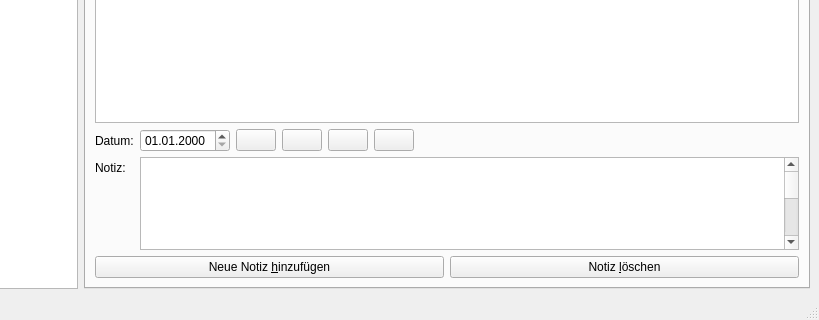
Above: src/gui/mainwindow/mainwindow.ui from doitux/qupil before the change; both pictures show x 181 to 1000 and y 317 to 637 of the 1000 by 637 pixel window. Below: the same form after it.
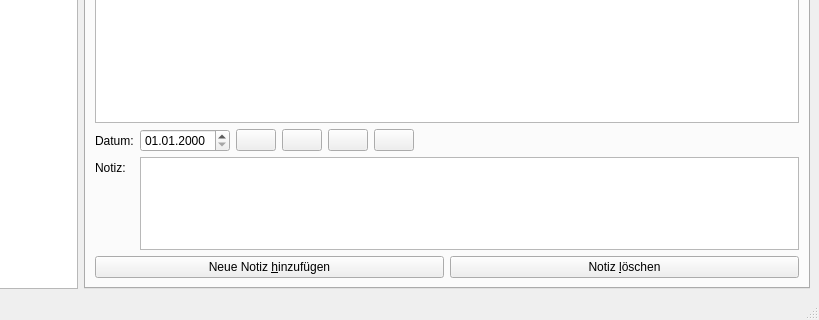
That is the form after the change. The open tabs and pages were chosen to show the change. Icons and pictures are not drawn. Custom widgets are drawn as their Qt base class.

Commit message: - next steps for #3 (too small font sizes) - new qupil logo - updated copyright information strings - added qupil.de as project website

```diff
--- a/src/gui/mainwindow/mainwindow.ui
+++ b/src/gui/mainwindow/mainwindow.ui
@@ -937,34 +937,7 @@
                  </size>
                 </property>
                 <property name="html">
-                 <string>&lt;!DOCTYPE HTML PUBLIC &quot;-//W3C//DTD HTML 4.0//EN&quot; &quot;http://www.w3.org/TR/REC-html40/strict.dtd&quot;&gt;
-&lt;html&gt;&lt;head&gt;&lt;meta name=&quot;qrichtext&quot; content=&quot;1&quot; /&gt;&lt;style type=&quot;text/css&quot;&gt;
-p, li { white-space: pre-wrap; }
-&lt;/style&gt;&lt;/head&gt;&lt;body style=&quot; font-family:'Noto Sans'; font-size:11pt; font-weight:400; font-style:normal;&quot;&gt;
-&lt;table border=&quot;0&quot; style=&quot;-qt-table-type: root; margin-top:4px; margin-bottom:4px; margin-left:4px; margin-right:4px;&quot;&gt;
-&lt;tr&gt;
-&lt;td style=&quot;border: none;&quot;&gt;
-&lt;p style=&quot;-qt-paragraph-type:empty; margin-top:0px; margin-bottom:0px; margin-left:0px; margin-right:0px; -qt-block-indent:0; text-indent:0px;&quot;&gt;&lt;br /&gt;&lt;/p&gt;
-&lt;p style=&quot;-qt-paragraph-type:empty; margin-top:0px; margin-bottom:0px; margin-left:0px; margin-right:0px; -qt-block-indent:0; text-indent:0px;&quot;&gt;&lt;br /&gt;&lt;/p&gt;
-&lt;p style=&quot;-qt-paragraph-type:empty; margin-top:0px; margin-bottom:0px; margin-left:0px; margin-right:0px; -qt-block-indent:0; text-indent:0px; font-family:'Nimbus Sans L'; font-size:8pt;&quot;&gt;&lt;br /&gt;&lt;/p&gt;
-&lt;p style=&quot;-qt-paragraph-type:empty; margin-top:0px; margin-bottom:0px; margin-left:0px; margin-right:0px; -qt-block-indent:0; text-indent:0px; font-family:'Nimbus Sans L'; font-size:8pt;&quot;&gt;&lt;br /&gt;&lt;/p&gt;
-&lt;p style=&quot;-qt-paragraph-type:empty; margin-top:0px; margin-bottom:0px; margin-left:0px; margin-right:0px; -qt-block-indent:0; text-indent:0px; font-family:'Nimbus Sans L'; font-size:8pt;&quot;&gt;&lt;br /&gt;&lt;/p&gt;
-&lt;p style=&quot;-qt-paragraph-type:empty; margin-top:0px; margin-bottom:0px; margin-left:0px; margin-right:0px; -qt-block-indent:0; text-indent:0px; font-family:'Nimbus Sans L'; font-size:8pt;&quot;&gt;&lt;br /&gt;&lt;/p&gt;
-&lt;p style=&quot;-qt-paragraph-type:empty; margin-top:0px; margin-bottom:0px; margin-left:0px; margin-right:0px; -qt-block-indent:0; text-indent:0px; font-family:'Nimbus Sans L'; font-size:8pt;&quot;&gt;&lt;br /&gt;&lt;/p&gt;
-&lt;p style=&quot;-qt-paragraph-type:empty; margin-top:0px; margin-bottom:0px; margin-left:0px; margin-right:0px; -qt-block-indent:0; text-indent:0px; font-family:'Nimbus Sans L'; font-size:8pt;&quot;&gt;&lt;br /&gt;&lt;/p&gt;
-&lt;p style=&quot;-qt-paragraph-type:empty; margin-top:0px; margin-bottom:0px; margin-left:0px; margin-right:0px; -qt-block-indent:0; text-indent:0px; font-family:'Nimbus Sans L'; font-size:8pt;&quot;&gt;&lt;br /&gt;&lt;/p&gt;
-&lt;p style=&quot;-qt-paragraph-type:empty; margin-top:0px; margin-bottom:0px; margin-left:0px; margin-right:0px; -qt-block-indent:0; text-indent:0px; font-family:'Nimbus Sans L'; font-size:8pt;&quot;&gt;&lt;br /&gt;&lt;/p&gt;
-&lt;p style=&quot;-qt-paragraph-type:empty; margin-top:0px; margin-bottom:0px; margin-left:0px; margin-right:0px; -qt-block-indent:0; text-indent:0px; font-family:'Nimbus Sans L'; font-size:8pt;&quot;&gt;&lt;br /&gt;&lt;/p&gt;
-&lt;p style=&quot;-qt-paragraph-type:empty; margin-top:0px; margin-bottom:0px; margin-left:0px; margin-right:0px; -qt-block-indent:0; text-indent:0px; font-family:'Nimbus Sans L'; font-size:8pt;&quot;&gt;&lt;br /&gt;&lt;/p&gt;
-&lt;p style=&quot;-qt-paragraph-type:empty; margin-top:0px; margin-bottom:0px; margin-left:0px; margin-right:0px; -qt-block-indent:0; text-indent:0px; font-family:'Nimbus Sans L'; font-size:8pt;&quot;&gt;&lt;br /&gt;&lt;/p&gt;
-&lt;p style=&quot;-qt-paragraph-type:empty; margin-top:0px; margin-bottom:0px; margin-left:0px; margin-right:0px; -qt-block-indent:0; text-indent:0px; font-family:'Nimbus Sans L'; font-size:8pt;&quot;&gt;&lt;br /&gt;&lt;/p&gt;
-&lt;p style=&quot;-qt-paragraph-type:empty; margin-top:0px; margin-bottom:0px; margin-left:0px; margin-right:0px; -qt-block-indent:0; text-indent:0px; font-family:'Nimbus Sans L'; font-size:8pt;&quot;&gt;&lt;br /&gt;&lt;/p&gt;
-&lt;p style=&quot;-qt-paragraph-type:empty; margin-top:0px; margin-bottom:0px; margin-left:0px; margin-right:0px; -qt-block-indent:0; text-indent:0px; font-family:'Nimbus Sans L'; font-size:8pt;&quot;&gt;&lt;br /&gt;&lt;/p&gt;
-&lt;p style=&quot;-qt-paragraph-type:empty; margin-top:0px; margin-bottom:0px; margin-left:0px; margin-right:0px; -qt-block-indent:0; text-indent:0px; font-family:'Nimbus Sans L'; font-size:8pt;&quot;&gt;&lt;br /&gt;&lt;/p&gt;
-&lt;p style=&quot;-qt-paragraph-type:empty; margin-top:0px; margin-bottom:0px; margin-left:0px; margin-right:0px; -qt-block-indent:0; text-indent:0px; font-family:'Nimbus Sans L'; font-size:8pt;&quot;&gt;&lt;br /&gt;&lt;/p&gt;
-&lt;p style=&quot;-qt-paragraph-type:empty; margin-top:0px; margin-bottom:0px; margin-left:0px; margin-right:0px; -qt-block-indent:0; text-indent:0px; font-family:'Nimbus Sans L'; font-size:8pt;&quot;&gt;&lt;br /&gt;&lt;/p&gt;
-&lt;p style=&quot;-qt-paragraph-type:empty; margin-top:0px; margin-bottom:0px; margin-left:0px; margin-right:0px; -qt-block-indent:0; text-indent:0px; font-family:'Nimbus Sans L'; font-size:8pt;&quot;&gt;&lt;br /&gt;&lt;/p&gt;
-&lt;p style=&quot;-qt-paragraph-type:empty; margin-top:0px; margin-bottom:0px; margin-left:0px; margin-right:0px; -qt-block-indent:0; text-indent:0px; font-family:'Nimbus Sans L'; font-size:8pt;&quot;&gt;&lt;br /&gt;&lt;/p&gt;&lt;/td&gt;&lt;/tr&gt;&lt;/table&gt;&lt;/body&gt;&lt;/html&gt;</string>
+                 <string></string>
                 </property>
                </widget>
               </item>
```
The commit also changes 18 other files.
